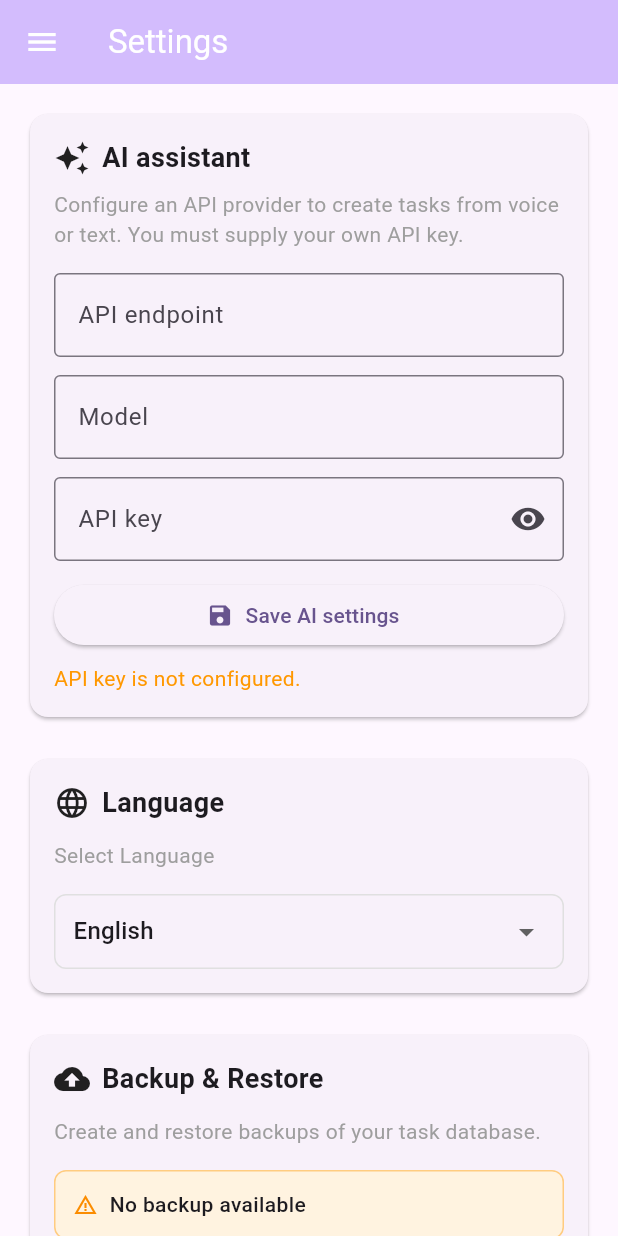
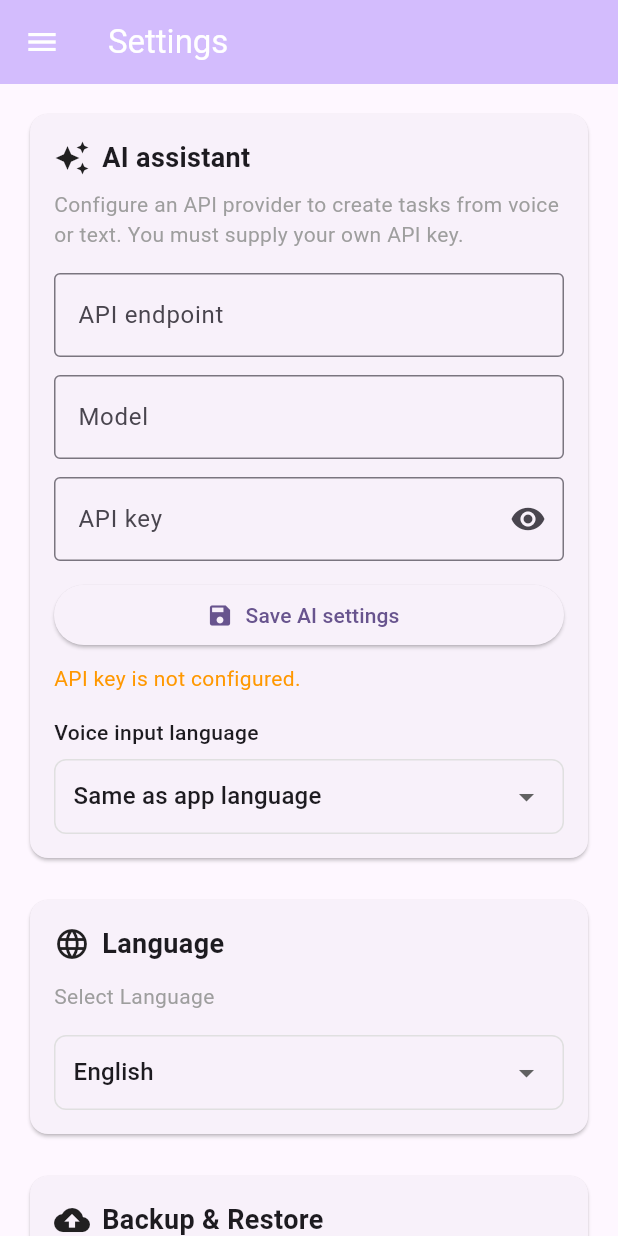
Before and after one commit to barmaglote-extra/public-family-tasks, a Flutter app: the SettingsPage screen opened by its route, on a phone screen of 412 x 824 dp. Run offline on Flutter 3.47's test engine with Material 3 defaults, Android fonts, the phone set to English and light mode, and no system bars; our stand-ins replace file_picker, fl_chart, flutter_local_notifications, flutter_secure_storage, get_it, package_info_plus and 7 more; missing offline and left inert: app_badge_plus; accounts and stored records are empty.

Commit message:
allow to select lang for text-to-speach and fix bugs

```diff
--- a/lib/pages/settings_page.dart
+++ b/lib/pages/settings_page.dart
@@ -9,6 +9,7 @@ import 'package:tasks/services/database_migration_service.dart';
 import 'package:tasks/services/localization_service.dart';
 import 'package:intl/intl.dart';
 import 'package:tasks/services/ai_settings_service.dart';
+import 'package:tasks/services/speech_settings.dart';
 
 class SettingsPage extends StatefulWidget {
   const SettingsPage({super.key});
@@ -31,7 +32,6 @@ class _SettingsPageState extends State<SettingsPage> with BackButtonMixin {
 
   //AI
   final _aiSettingsService = AiSettingsService();
-
   final _aiEndpointController = TextEditingController();
   final _aiModelController = TextEditingController();
   final _aiApiKeyController = TextEditingController();
@@ -41,6 +41,7 @@ class _SettingsPageState extends State<SettingsPage> with BackButtonMixin {
   bool _aiKeyConfigured = false;
   bool _clearAiKey = false;
   bool _obscureAiKey = true;
+  String _speechLang = 'app';
 
   @override
   void initState() {
@@ -48,6 +49,7 @@ class _SettingsPageState extends State<SettingsPage> with BackButtonMixin {
     _loadBackupInfo();
     _checkForOldDatabase();
     _loadAiSettings();
+    _loadSpeechLang();
   }
 
   @override
@@ -56,6 +58,12 @@ class _SettingsPageState extends State<SettingsPage> with BackButtonMixin {
     _aiModelController.dispose();
     _aiApiKeyController.dispose();
     super.dispose();
+  }
+
+  Future<void> _loadSpeechLang() async {
+    final value = await SpeechSettings.load();
+    if (!mounted) return;
+    setState(() => _speechLang = value);
   }
 
   Future<void> _loadBackupInfo() async {
@@ -710,6 +718,43 @@ class _SettingsPageState extends State<SettingsPage> with BackButtonMixin {
                                 color: _aiKeyConfigured ? Colors.green : Colors.orange,
                               ),
                             ),
+
+                            const SizedBox(height: 16),
+                            const Text(
+                              'Voice input language',
+                              style: TextStyle(fontWeight: FontWeight.w500),
+                            ),
+                            const SizedBox(height: 8),
+                            Container(
+                              width: double.infinity,
+                              padding: const EdgeInsets.symmetric(horizontal: 12.0),
+                              decoration: BoxDecoration(
+                                border: Border.all(color: Colors.grey.shade300),
+                                borderRadius: BorderRadius.circular(8.0),
+                              ),
+                              child: DropdownButtonHideUnderline(
+                                child: DropdownButton<String>(
+                                  value: _speechLang,
+                                  isExpanded: true,
+                                  items: const [
+                                    DropdownMenuItem(value: 'app', child: Text('Same as app language')),
+                                    DropdownMenuItem(value: 'system', child: Text('Phone system language')),
+                                    DropdownMenuItem(value: 'ru', child: Text('Русский')),
+                                    DropdownMenuItem(value: 'en', child: Text('English')),
+                                    DropdownMenuItem(value: 'de', child: Text('Deutsch')),
+                                    DropdownMenuItem(value: 'uk', child: Text('Українська')),
+                                    DropdownMenuItem(value: 'es', child: Text('Español')),
+                                    DropdownMenuItem(value: 'fr', child: Text('Français')),
+                                  ],
+                                  onChanged: (value) async {
+                                    if (value == null) return;
+                                    setState(() => _speechLang = value);
+                                    await SpeechSettings.save(value);
+                                  },
+                                ),
+                              ),
+                            ),
+
                           ],
                         ),
                       ),
--- /dev/null
+++ b/lib/services/speech_settings.dart
@@ -0,0 +1,17 @@
+import 'package:shared_preferences/shared_preferences.dart';
+
+class SpeechSettings {
+  static const _key = 'speech_language';
+
+  /// 'app' = same as app language, 'system' = phone system language,
+  /// or a language code like 'ru', 'en', 'de'
+  static Future<String> load() async {
+    final prefs = await SharedPreferences.getInstance();
+    return prefs.getString(_key) ?? 'app';
+  }
+
+  static Future<void> save(String value) async {
+    final prefs = await SharedPreferences.getInstance();
+    await prefs.setString(_key, value);
+  }
+}
```
Also changed, not shown: lib/pages/collections_page.dart (+12 -10 lines), lib/pages/new_task_page.dart (+16 -7 lines).
